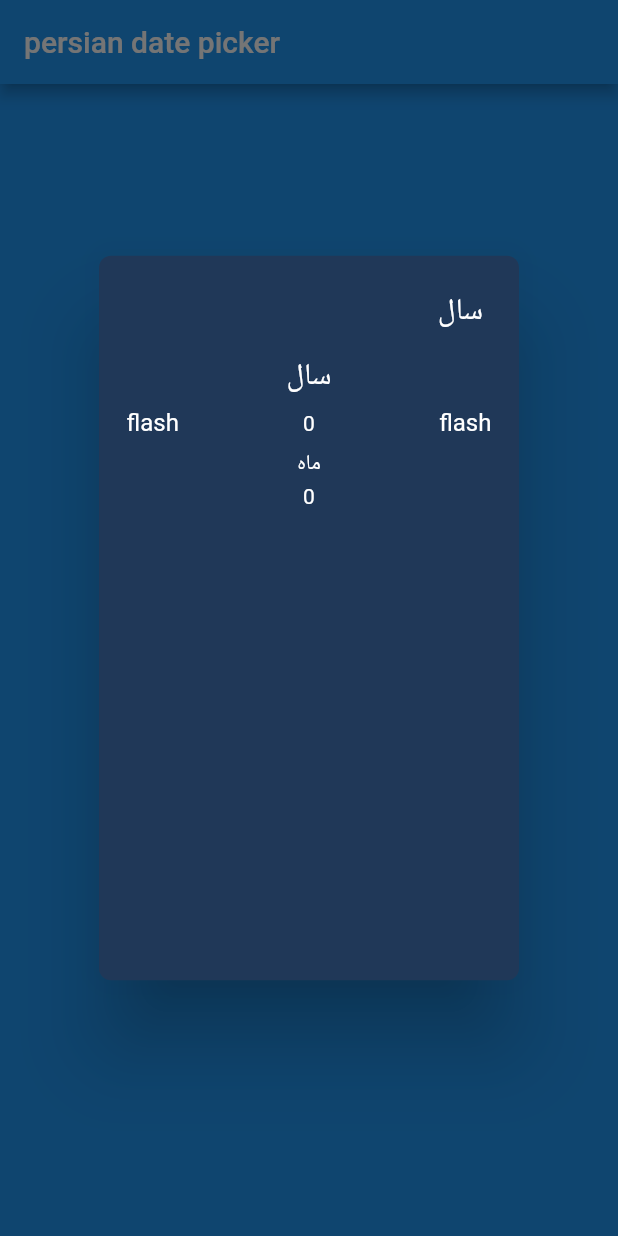
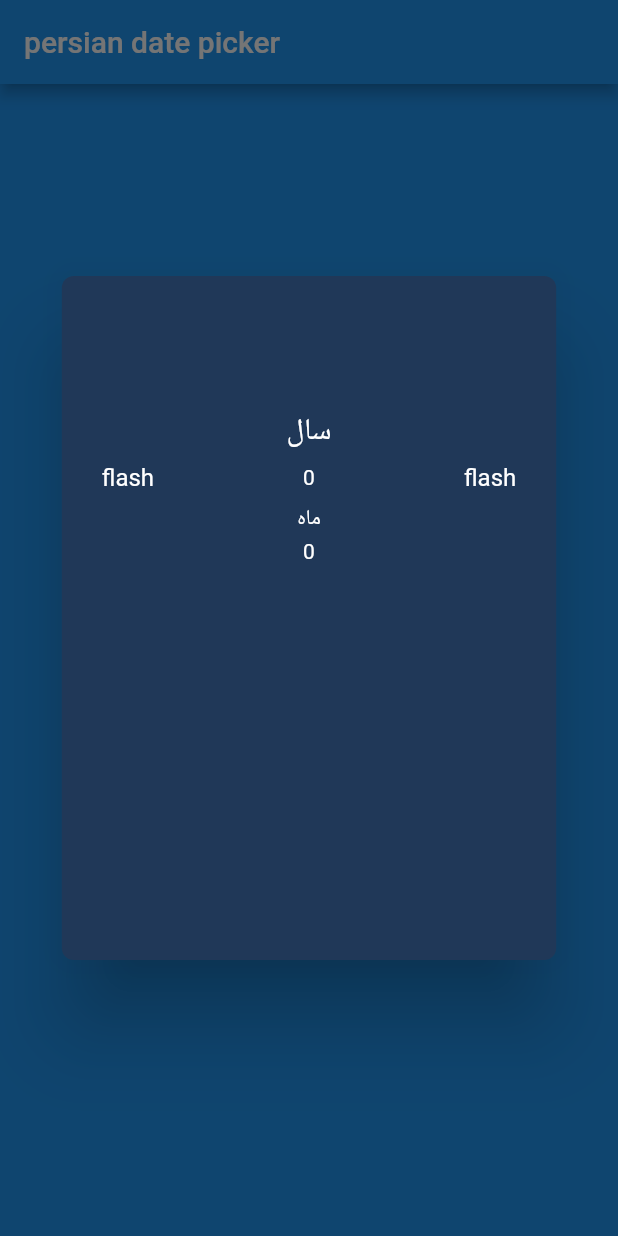
Before and after one commit to Abiri99/PersianDatePicker, a Flutter app: the screen it shows after launch, after a tap on "open date picker", on a phone screen of 412 x 824 dp. Run offline on Flutter 3.47's test engine with Material 2 defaults, Android fonts, the phone set to English and light mode, and no system bars.

Commit message:
structure improved

```diff
--- /dev/null
+++ b/lib/components/pdp_dialog.dart
@@ -0,0 +1,47 @@
+import 'package:flutter/material.dart';
+import 'persian_date_picker.dart';
+
+class pdpDialog extends StatefulWidget {
+  @override
+  _pdpDialogState createState() => _pdpDialogState();
+}
+
+class _pdpDialogState extends State<pdpDialog> {
+  double _height = 400;
+  var _fColor = Colors.white, _sColor = Color(0xFF203858);
+  @override
+  Widget build(BuildContext context) {
+    return AlertDialog(
+      shape: RoundedRectangleBorder(
+        borderRadius: BorderRadius.circular(8),
+      ),
+      title: GestureDetector(
+        onTap: () {
+          print("hiding content");
+          // setState(() {
+          //   _visible = !_visible;
+          // });
+          // print(_visible);
+        },
+        child: Align(
+          alignment: Alignment.centerRight,
+          child: Container(
+            height: 50,
+            width: 50,
+            decoration: BoxDecoration(
+              borderRadius: BorderRadius.circular(100),
+            ),
+          )
+        ),
+      ),
+      content: pdp(),
+      backgroundColor: _sColor,
+      contentPadding: EdgeInsets.only(
+        left: 0,
+        right: 0,
+        top: 16,
+        bottom: 16,
+      ),
+    );
+  }
+}
--- a/lib/components/persian_date_picker.dart
+++ b/lib/components/persian_date_picker.dart
@@ -6,11 +6,83 @@ class pdp extends StatefulWidget {
 }
 
 class _pdpState extends State<pdp> {
+  var _visible = true;
+  double _height = 350;
   @override
   Widget build(BuildContext context) {
     print("hi from pdp");
-    return Container(
-
+    return AnimatedContainer(
+      duration: Duration(seconds: 1),
+      height: _height,
+      width: MediaQuery.of(context).size.width * 0.8,
+      decoration: BoxDecoration(
+        borderRadius: BorderRadius.circular(8),
+      ),
+      // visible: _visible,
+      child: Visibility(
+        visible: _visible,
+        child: Column(
+          mainAxisSize: MainAxisSize.min,
+          children: <Widget>[
+            GestureDetector(
+              onTap: () {
+                setState(() {
+                  _height = 0;
+                });
+                print(_visible);
+              },
+              child: Text(
+                "سال",
+                style: Theme.of(context).textTheme.title,
+              ),
+            ),
+            Container(
+                height: 35,
+                width: double.infinity,
+                child: Row(
+                  mainAxisSize: MainAxisSize.min,
+                  mainAxisAlignment: MainAxisAlignment.spaceAround,
+                  children: <Widget>[
+                    Text("flash"),
+                    Container(
+                      width: 100,
+                      child: PageView.builder(
+                        physics: BouncingScrollPhysics(),
+                        itemBuilder: (context, index) {
+                          return Align(
+                            child: Text(
+                              "${index}",
+                              style: Theme.of(context).textTheme.body1,
+                            ),
+                          );
+                        },
+                        itemCount: 4,
+                      ),
+                    ),
+                    Text("flash"),
+                  ],
+                )),
+            Text(
+              "ماه",
+              style: Theme.of(context).textTheme.body1,
+            ),
+            Container(
+              height: 25,
+              child: PageView.builder(
+                itemBuilder: (context, index) {
+                  return Align(
+                    child: Text(
+                      "${index}",
+                      style: Theme.of(context).textTheme.body1,
+                    ),
+                  );
+                },
+                itemCount: 4,
+              ),
+            ),
+          ],
+        ),
+      ),
     );
   }
 }
--- a/lib/home.dart
+++ b/lib/home.dart
@@ -1,4 +1,6 @@
+import 'package:fl_persian_date_picker/components/pdp_dialog.dart';
 import 'package:flutter/material.dart';
+import './components/persian_date_picker.dart';
 
 class Home extends StatefulWidget {
   @override
@@ -6,119 +8,16 @@ class Home extends StatefulWidget {
 }
 
 class _HomeState extends State<Home> {
-  double _height = 400;
-  var _visible = true;
+  // var _visible = true;
   final controller = PageController(initialPage: 0);
-
-  dialogContent(BuildContext context) {
-    return AnimatedContainer(
-        duration: Duration(seconds: 1),
-        height: 400,
-        decoration: BoxDecoration(
-          borderRadius: BorderRadius.circular(8),
-        ),
-        child: Visibility(
-          visible: _visible,
-          child: Column(
-            mainAxisSize: MainAxisSize.min,
-            children: <Widget>[
-              GestureDetector(
-                onTap: () {
-                  setState(() {
-                    _visible = !_visible;
-                  });
-                  print(_visible);
-                },
-                child: Text(
-                  "سال",
-                  style: Theme.of(context).textTheme.title,
-                ),
-              ),
-              Container(
-                  height: 35,
-                  width: double.infinity,
-                  child: Row(
-                    mainAxisSize: MainAxisSize.min,
-                    mainAxisAlignment: MainAxisAlignment.spaceAround,
-                    children: <Widget>[
-                      Text("flash"),
-                      Container(
-                        width: 100,
-                        child: PageView.builder(
-                          physics: BouncingScrollPhysics(),
-                          itemBuilder: (context, index) {
-                            return Align(
-                              child: Text(
-                                "${index}",
-                                style: Theme.of(context).textTheme.body1,
-                              ),
-                            );
-                          },
-                          itemCount: 4,
-                        ),
-                      ),
-                      Text("flash"),
-                    ],
-                  )),
-              Text(
-                "ماه",
-                style: Theme.of(context).textTheme.body1,
-              ),
-              Container(
-                height: 25,
-                child: PageView.builder(
-                  itemBuilder: (context, index) {
-                    return Align(
-                      child: Text(
-                        "${index}",
-                        style: Theme.of(context).textTheme.body1,
-                      ),
-                    );
-                  },
-                  itemCount: 4,
-                ),
-              ),
-            ],
-          ),
-        ));
-  }
 
   opendatepicker(BuildContext context) {
     print("opendatepicker");
 
-    var alertDialog = AlertDialog(
-      shape: RoundedRectangleBorder(
-        borderRadius: BorderRadius.circular(8),
-      ),
-      title: GestureDetector(
-        onTap: () {
-          print("hiding content");
-          setState(() {
-            _visible = !_visible;
-          });
-          print(_visible);
-        },
-        child: Align(
-          alignment: Alignment.centerRight,
-          child: Text(
-            "سال",
-          ),
-        ),
-      ),
-      content: dialogContent(context),
-      backgroundColor: Color(0xFF203858),
-      contentPadding: EdgeInsets.only(
-        left: 0,
-        right: 0,
-        top: 16,
-        bottom: 16,
-      ),
-    );
-
     showDialog(
         context: context,
         builder: (BuildContext context) {
-          return alertDialog;
+          return pdpDialog();
         });
   }
 
```
